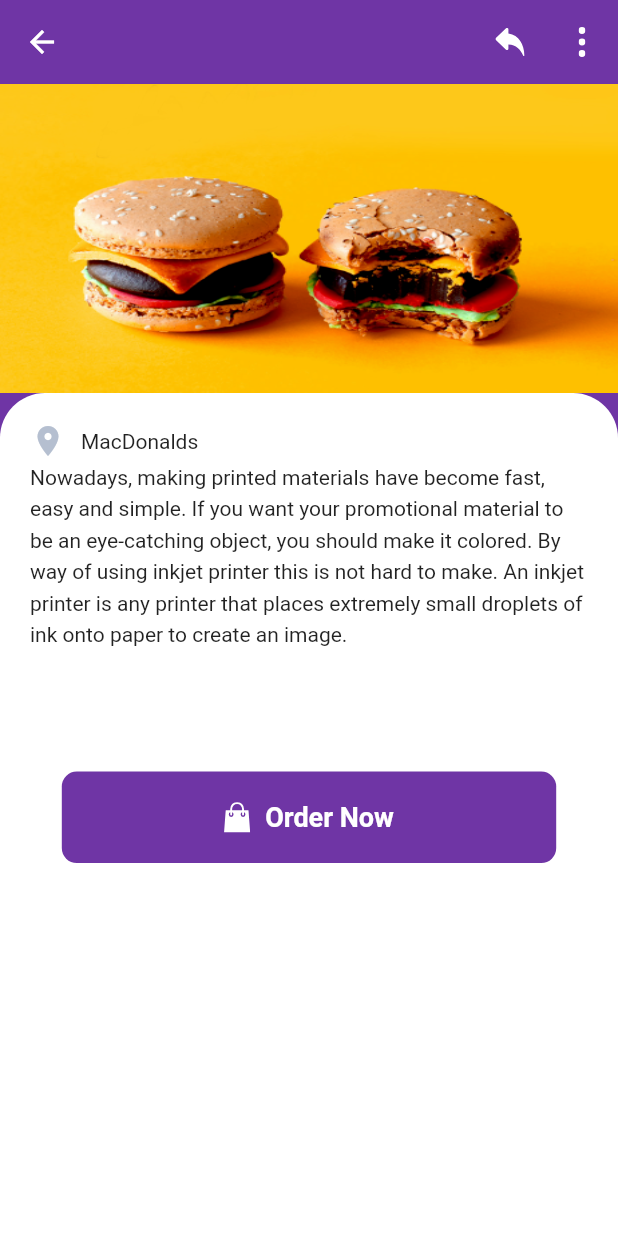
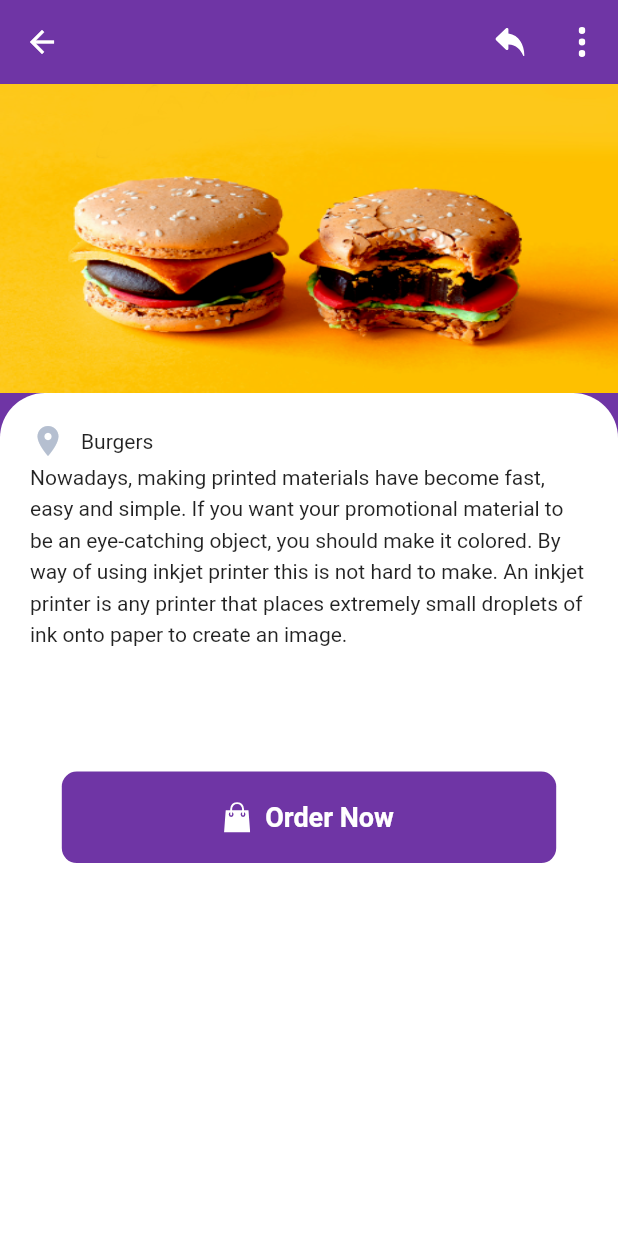
Before and after one commit to negarhonarvar/Snappfood-with-Flutter, a Flutter app: the DetailsScreen screen opened directly, on a phone screen of 412 x 824 dp. Run offline on Flutter 3.47's test engine with Material 2 defaults, Android fonts, the phone set to English and light mode, and no system bars; our stand-ins replace flutter_svg.

Commit message:
new pages added

```diff
--- a/lib/Screens/details/comps/body.dart
+++ b/lib/Screens/details/comps/body.dart
@@ -40,7 +40,7 @@ class ItemInfo extends StatelessWidget {
       ),
       child: Column(
         children: <Widget>[
-          shopeName(name: "MacDonalds"),
+          shopeName(name: "Burgers"),
           Text(
             "Nowadays, making printed materials have become fast, easy and simple. If you want your promotional material to be an eye-catching object, you should make it colored. By way of using inkjet printer this is not hard to make. An inkjet printer is any printer that places extremely small droplets of ink onto paper to create an image.",
             style: TextStyle(
```
